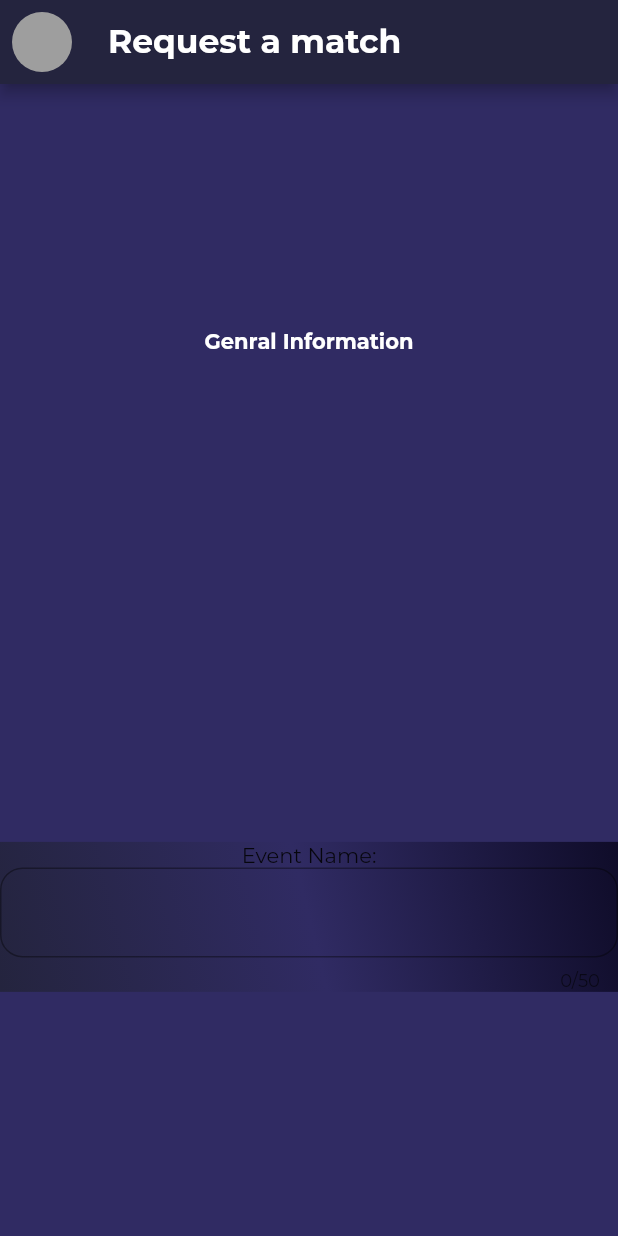
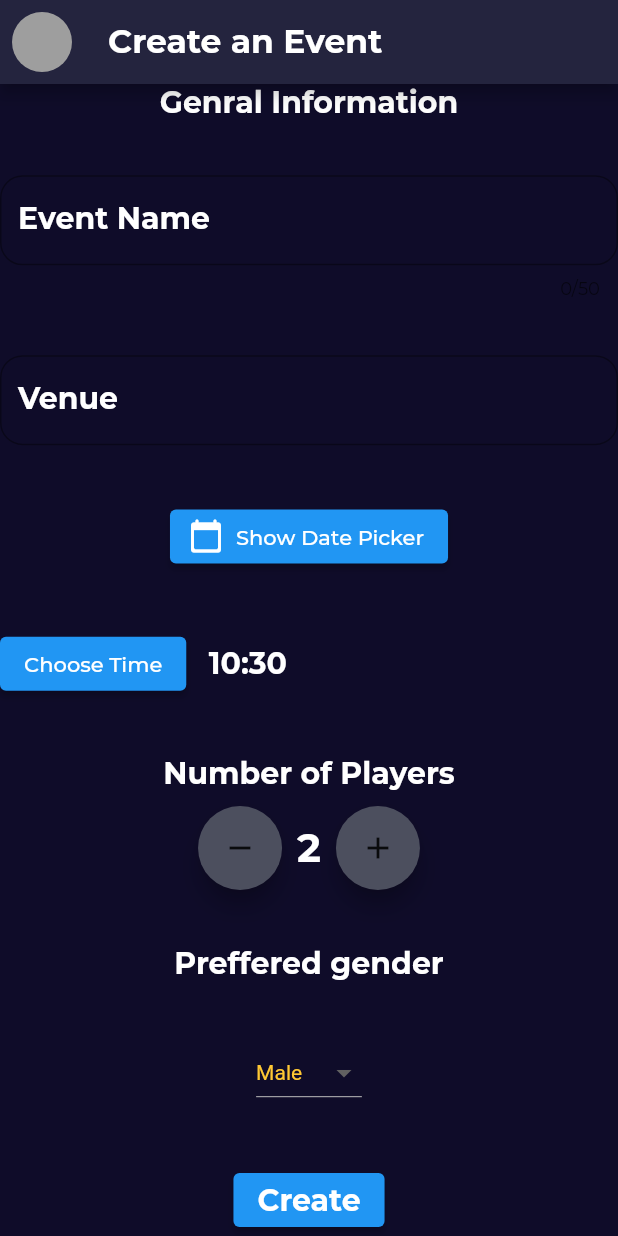
Before and after one commit to architjain2002/Sportistaan, a Flutter app: the RequestPage screen opened directly, on a phone screen of 412 x 824 dp. Run offline on Flutter 3.47's test engine with Material 2 defaults, Android fonts, the phone set to English and light mode, and no system bars; missing offline and left inert: svg_icon; statements that could not run were skipped; project files that could hold a hidden picture were left out.

Commit message:
Done with Create request screen

```diff
--- a/root/frontend/sportistaan/lib/constants.dart
+++ b/root/frontend/sportistaan/lib/constants.dart
@@ -6,3 +6,9 @@ const kBoxDecoration = BoxDecoration(
       end: Alignment.bottomLeft,
       colors: <Color>[Color(0xff0F0C29), Color(0xff302B63), Color(0xff24243E)]),
 );
+
+const kLabelTextStyle= TextStyle(
+              fontSize: 20,
+              color: Colors.white,
+              fontWeight: FontWeight.w700,
+            );
--- a/root/frontend/sportistaan/lib/main.dart
+++ b/root/frontend/sportistaan/lib/main.dart
@@ -16,6 +16,7 @@ class MyApp extends StatelessWidget {
       theme: ThemeData(
         primarySwatch: Colors.blue,
         fontFamily: 'Montserrat',
+        primaryColor: Colors.white,
       ),
       // home: MainPage(),
       home: MyHomePage(),
--- a/root/frontend/sportistaan/lib/screens/request.dart
+++ b/root/frontend/sportistaan/lib/screens/request.dart
@@ -1,5 +1,5 @@
 import 'package:flutter/material.dart';
-
+import 'package:sportistaan/widgets/round_icon_button.dart';
 import '../constants.dart';
 
 class RequestPage extends StatefulWidget {
@@ -10,12 +10,15 @@ class RequestPage extends StatefulWidget {
 }
 
 class _RequestPageState extends State<RequestPage> {
+  String eventName='', venue='', date='', time='', gender='Male';
+  int numberOfPlayers=2;
+  TimeOfDay selectedTime = TimeOfDay.now();
   @override
   Widget build(BuildContext context) {
     return  Scaffold(
       appBar: AppBar(
         title: const Text(
-          'Request a match',
+          'Create an Event',
           style: TextStyle(
             fontSize: 22,
             fontWeight: FontWeight.w700,
@@ -33,36 +36,183 @@ class _RequestPageState extends State<RequestPage> {
 
 
       ),
-      backgroundColor: const Color(0xff302B63),
+      backgroundColor: Color(0xFF0F0C29),
       extendBody: true,
       body: Column(
-        mainAxisAlignment: MainAxisAlignment.spaceAround,
-
+        mainAxisAlignment: MainAxisAlignment.spaceBetween,
         children: <Widget>[
           const Text(
           'Genral Information',
-          style: TextStyle(
-            color: Colors.white,
-            fontWeight: FontWeight.w700,
-          ),),
-          Container(
-            decoration: kBoxDecoration,
-            child: Column(
-              children: [
-                const Text('Event Name:'),
+          style: kLabelTextStyle,
+          ),
            TextField(
             onChanged: (value) {
-                    print(value);
+              eventName=value;
             },
             maxLength: 50,
+            style: TextStyle(color: Colors.white,),
             decoration: InputDecoration(
-                    border: OutlineInputBorder(borderRadius: BorderRadius.circular(15)),
+              labelStyle: const TextStyle(
+                fontSize: 20,
+                color: Colors.white,
+                fontWeight: FontWeight.w700,),
+              labelText: 'Event Name',
+              focusedBorder: const OutlineInputBorder(
+                borderSide: BorderSide(color: Color(0xFFFFC833), width: 2.0),),
+              border: OutlineInputBorder(
+                borderSide: const BorderSide(color:Colors.white, width: 2.0),
+                borderRadius: BorderRadius.circular(15)),
+            ),
+
+          ),
+          TextField(
+            onChanged: (value) {
+              venue=value;
+            },
+            style: TextStyle(color: Colors.white,),
+            decoration: InputDecoration(
+              labelStyle: const TextStyle(
+                fontSize: 20,
+                color: Colors.white,
+                fontWeight: FontWeight.w700,),
+              labelText: 'Venue',
+              focusedBorder: const OutlineInputBorder(
+                borderSide: BorderSide(color: Color(0xFFFFC833), width: 2.0),),
+              border: OutlineInputBorder(
+                borderSide: const BorderSide(color:Colors.white, width: 2.0),
+                borderRadius: BorderRadius.circular(15)),
             ),
           ),
-              ],),
+          ElevatedButton.icon(
+            icon: const Icon(Icons.calendar_today_rounded),
+            onPressed: (){
+              showDatePicker(
+                context: context,
+                initialDate: DateTime.now(),
+                firstDate: DateTime(2021, 11, 21),
+                lastDate: DateTime(2021,12),
+                builder: (context,picker){
+                  return Theme(
+                    //TODO: change colors
+                    data: ThemeData.dark().copyWith(
+                      colorScheme: const ColorScheme.dark(
+                        primary: Color(0xff24243E),
+                        onPrimary: Color(0xFFFFC833),
+                        surface: Color(0xFF0F0C29),
+                        onSurface: Colors.white,
+                      ),
+                      dialogBackgroundColor:Colors.blueGrey[700],
+                    ),
+                    child: picker!,
+                  );
+                }
+
+              ).then((selectedDate) {
+                if(selectedDate!=null){
+                  date= selectedDate.toString();
+                  print(date);
+                }
+              });
+            },
+            label: Text('Show Date Picker'),
+          ),
+          Row(
+            children: [
+              ElevatedButton(
+                  onPressed: () {
+                    _selectTime(context);
+                    time=selectedTime.toString();
+                  },
+                child: Text("Choose Time"),
+              ),
+              SizedBox(width:15),
+              Text(
+                "${selectedTime.hour}:${selectedTime.minute}",
+                style: kLabelTextStyle),
+            ],
+          ),
+          Column(
+            children: [
+              Text('Number of Players',
+              style: kLabelTextStyle,),
+              SizedBox(height: 10,),
+              Row(
+                mainAxisAlignment: MainAxisAlignment.center,
+                children: [
+                  RoundIconButton(
+                    icon: Icons.remove,
+                    onPressed: () {
+                      setState(() {
+                        numberOfPlayers--;
+                                                      });
+                    },
+                  ),
+                  SizedBox(width: 10.0,),
+                  Text(numberOfPlayers.toString(),
+                      style: kLabelTextStyle.copyWith(fontSize: 27),
+                      ),
+                  SizedBox(width: 10.0,),
+                  RoundIconButton(
+                    icon: Icons.add,
+                    onPressed: () {
+                      setState(() {
+                        numberOfPlayers++;
+                                                      });
+                    },
+                  ),
+                ],
+              )
+            ],
+            ),
+            Text('Preffered gender', style: kLabelTextStyle,),
+            DropdownButton(
+              value:gender,
+              style: const TextStyle(color: Color(0xFFFFC833),),
+              items: <String>['Anyone', 'Male', 'Female'].map<DropdownMenuItem<String>>((String value) {
+      return DropdownMenuItem<String>(
+        value: value,
+        child: Text(value),
+      );
+      }).toList(),
+              onChanged: (String? newValue) {
+              setState(() {
+                gender= newValue!;
+              });
+            },
+            ),
+      ElevatedButton(
+        onPressed: () {
+          print(eventName);
+          print(venue);
+          print(date);
+          print(time);
+          print(numberOfPlayers);
+          print(gender);
+        },
+        child: Text(
+          'Create',
+          style: kLabelTextStyle,
+        ),
+        style: ElevatedButton.styleFrom(
+
+        ),
       ),
             ],
           ),
     );
   }
+  _selectTime(BuildContext context) async {
+      final TimeOfDay? timeOfDay = await showTimePicker(
+        context: context,
+        initialTime: selectedTime,
+        initialEntryMode: TimePickerEntryMode.dial,
+
+      );
+      if(timeOfDay != null && timeOfDay != selectedTime)
+        {
+          setState(() {
+            selectedTime = timeOfDay;
+          });
         }
+  }
+  }
--- /dev/null
+++ b/root/frontend/sportistaan/lib/widgets/round_icon_button.dart
@@ -0,0 +1,22 @@
+import 'package:flutter/material.dart';
+
+
+
+class RoundIconButton extends StatelessWidget {
+  RoundIconButton({required this.icon,required this.onPressed});
+  final IconData icon;
+  final void Function()? onPressed;
+  @override
+  Widget build(BuildContext context) {
+    return RawMaterialButton(
+      child: Icon(icon),
+      onPressed: onPressed,
+      elevation: 6.0,
+      constraints: BoxConstraints.tightFor(
+        width: 56.0,
+        height: 56.0,),
+      shape: CircleBorder(),
+      fillColor: Color(0xFF4C4F5E),
+    );
+  }
+}
--- a/root/frontend/sportistaan/pubspec.yaml
+++ b/root/frontend/sportistaan/pubspec.yaml
@@ -16,7 +16,7 @@ dependencies:
 
   cupertino_icons: ^1.0.2
   svg_icon: ^0.0.1
-
+  font_awesome_flutter: ^9.2.0
 dev_dependencies:
   flutter_test:
     sdk: flutter
```
Also changed, not shown: root/frontend/sportistaan/pubspec.lock. Lines whose indentation alone changed are shown as unchanged.
